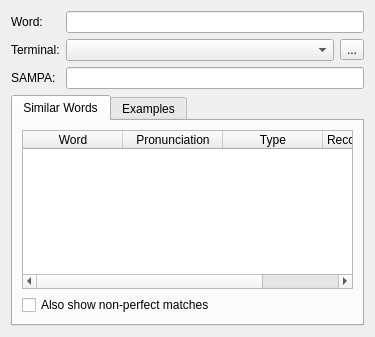
Qt form simon/src/simonmodelmanagementui/AddWord/resolvewordpage.ui (KDE/simon) before a commit.
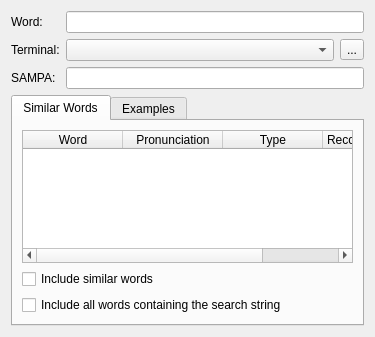
The same form after that commit. Custom widgets are drawn as their Qt base class.

Commit message: More work on the scenario aware add-word-wizard

What changed in the file:
```diff
--- a/simon/src/simonmodelmanagementui/AddWord/resolvewordpage.ui
+++ b/simon/src/simonmodelmanagementui/AddWord/resolvewordpage.ui
@@ -114,10 +114,18 @@
        <item>
         <widget class="QCheckBox" name="cbFuzzySearch" >
          <property name="text" >
-          <string>Also show non-perfect matches</string>
+          <string>Include similar words</string>
          </property>
         </widget>
        </item>
+       <item>
+        <widget class="QCheckBox" name="cbContainsSearch" >
+         <property name="text" >
+          <string>Include all words containing the search string</string>
+         </property>
+        </widget>
+       </item>
+
       </layout>
      </widget>
      <widget class="QWidget" name="tab_2" >
```
Left out of the diff: 5 changed lines with no effect on the pictures. The commit also changes 16 other files.
